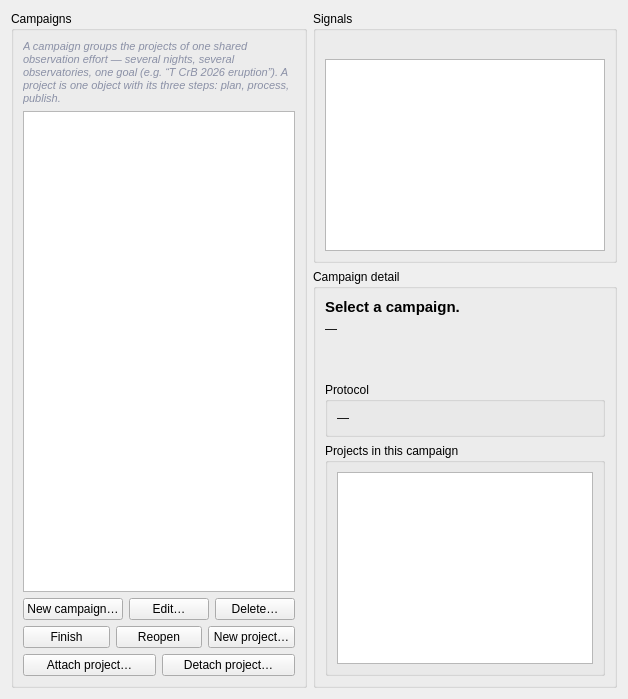
Before: the Qt Designer form nightscribe/gui/ui/campaigns_tab.ui in irydeo/nightscribe, drawn with Qt 5.
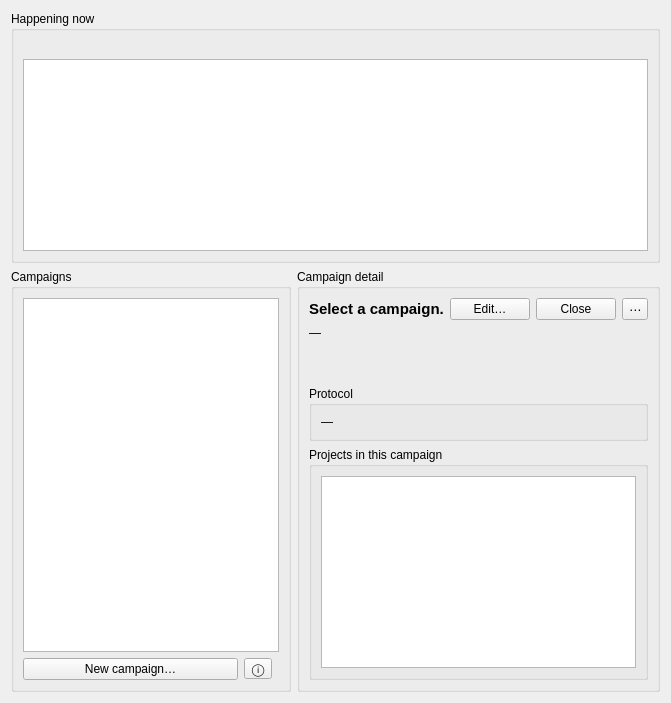
After: the same form once the commit is applied.

Commit message: gui: UX-PC U5 — Campaigns as the war room: 'Happening now' strip on top with icon-led full sentences, campaign health cards (dots + coverage + next action in words), the selected campaign's actions in the detail header (Edit / Close|Reopen state-aware / ⋯ menu) with real enablement, the empty state teaches the concept, ⓘ help beside New campaign, tooltips on every tab

```diff
--- a/nightscribe/gui/ui/campaigns_tab.ui
+++ b/nightscribe/gui/ui/campaigns_tab.ui
@@ -2,65 +2,50 @@
 <ui version="4.0">
  <class>CampaignsTab</class>
  <widget class="QWidget" name="CampaignsTab">
-  <layout class="QHBoxLayout" name="mainLayout">
+  <layout class="QVBoxLayout" name="mainLayout">
    <item>
-    <widget class="QGroupBox" name="grp_list">
-     <property name="title"><string>Campaigns</string></property>
-     <property name="maximumWidth"><number>360</number></property>
-     <layout class="QVBoxLayout" name="listLayout">
+    <widget class="QGroupBox" name="grp_signals">
+     <property name="title"><string>Happening now</string></property>
+     <layout class="QVBoxLayout" name="signalsLayout">
       <item>
-       <widget class="QLabel" name="lbl_what">
-        <property name="text"><string>A campaign groups the projects of one shared observation effort — several nights, several observatories, one goal (e.g. “T CrB 2026 eruption”). A project is one object with its three steps: plan, process, publish.</string></property>
+       <widget class="QLabel" name="lbl_cov">
+        <property name="text"><string/></property>
         <property name="wordWrap"><bool>true</bool></property>
         <property name="styleSheet"><string>color: #8a90a6; font-style: italic; font-size: 11px;</string></property>
        </widget>
       </item>
       <item>
-       <widget class="QListWidget" name="lst_campaigns">
-        <property name="toolTip"><string>Select a campaign to see its detail</string></property>
+       <widget class="QListWidget" name="lst_signals">
+        <property name="toolTip"><string>Double-click a row to open its project</string></property>
+        <property name="maximumHeight"><number>140</number></property>
        </widget>
       </item>
-      <item>
-       <layout class="QHBoxLayout" name="rowLife">
-        <item><widget class="QPushButton" name="btn_new"><property name="text"><string>New campaign…</string></property></widget></item>
-        <item><widget class="QPushButton" name="btn_edit"><property name="text"><string>Edit…</string></property></widget></item>
-        <item><widget class="QPushButton" name="btn_delete"><property name="text"><string>Delete…</string></property></widget></item>
-       </layout>
-      </item>
-      <item>
-       <layout class="QHBoxLayout" name="rowProjects">
-        <item><widget class="QPushButton" name="btn_finish"><property name="text"><string>Finish</string></property></widget></item>
-        <item><widget class="QPushButton" name="btn_reopen"><property name="text"><string>Reopen</string></property></widget></item>
-        <item><widget class="QPushButton" name="btn_new_project"><property name="text"><string>New project…</string></property></widget></item>
-       </layout>
-      </item>
-      <item>
-       <layout class="QHBoxLayout" name="rowLink">
-        <item><widget class="QPushButton" name="btn_attach"><property name="text"><string>Attach project…</string></property></widget></item>
-        <item><widget class="QPushButton" name="btn_detach"><property name="text"><string>Detach project…</string></property></widget></item>
-       </layout>
-      </item>
      </layout>
     </widget>
    </item>
    <item>
-    <layout class="QVBoxLayout" name="rightColumn">
+    <layout class="QHBoxLayout" name="columnsLayout">
      <item>
-      <widget class="QGroupBox" name="grp_signals">
-       <property name="title"><string>Signals</string></property>
-       <layout class="QVBoxLayout" name="signalsLayout">
+      <widget class="QGroupBox" name="grp_list">
+       <property name="title"><string>Campaigns</string></property>
+       <property name="maximumWidth"><number>360</number></property>
+       <layout class="QVBoxLayout" name="listLayout">
         <item>
-         <widget class="QLabel" name="lbl_cov">
-          <property name="text"><string/></property>
-          <property name="wordWrap"><bool>true</bool></property>
-          <property name="styleSheet"><string>color: #8a90a6; font-style: italic; font-size: 11px;</string></property>
+         <widget class="QListWidget" name="lst_campaigns">
+          <property name="toolTip"><string>Select a campaign to see its detail</string></property>
          </widget>
         </item>
         <item>
-         <widget class="QListWidget" name="lst_signals">
-          <property name="toolTip"><string>Double-click a signal to open its project</string></property>
-          <property name="maximumHeight"><number>140</number></property>
-         </widget>
+         <layout class="QHBoxLayout" name="rowNew">
+          <item><widget class="QPushButton" name="btn_new"><property name="text"><string>New campaign…</string></property></widget></item>
+          <item>
+           <widget class="QToolButton" name="btn_help">
+            <property name="text"><string>ⓘ</string></property>
+            <property name="toolTip"><string>What is a campaign?</string></property>
+           </widget>
+          </item>
+          <item><spacer><property name="orientation"><enum>Qt::Horizontal</enum></property></spacer></item>
+         </layout>
         </item>
        </layout>
       </widget>
@@ -70,10 +55,32 @@
        <property name="title"><string>Campaign detail</string></property>
        <layout class="QVBoxLayout" name="detailLayout">
         <item>
-         <widget class="QLabel" name="lbl_cname">
-          <property name="text"><string>Select a campaign.</string></property>
-          <property name="styleSheet"><string>font-size: 15px; font-weight: bold;</string></property>
-         </widget>
+         <layout class="QHBoxLayout" name="cheadLayout">
+          <item>
+           <widget class="QLabel" name="lbl_cname">
+            <property name="text"><string>Select a campaign.</string></property>
+            <property name="styleSheet"><string>font-size: 15px; font-weight: bold;</string></property>
+            <property name="wordWrap"><bool>true</bool></property>
+           </widget>
+          </item>
+          <item>
+           <widget class="QPushButton" name="btn_cedit">
+            <property name="text"><string>Edit…</string></property>
+           </widget>
+          </item>
+          <item>
+           <widget class="QPushButton" name="btn_cclose">
+            <property name="text"><string>Close</string></property>
+           </widget>
+          </item>
+          <item>
+           <widget class="QToolButton" name="btn_cmore">
+            <property name="text"><string>⋯</string></property>
+            <property name="toolTip"><string>More campaign actions (delete, projects)</string></property>
+            <property name="popupMode"><enum>QToolButton::InstantPopup</enum></property>
+           </widget>
+          </item>
+         </layout>
         </item>
         <item><widget class="QLabel" name="lbl_cmeta"><property name="text"><string>—</string></property></widget></item>
         <item>
```
Left out of the diff: 2 changed lines with no effect on the pictures. The commit also changes 3 other files.
